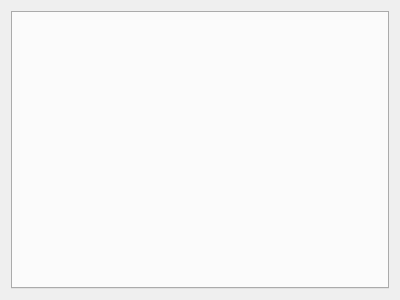
Above: src/ltoolswidget.ui from LeZheng/lisp-painter before the change. Below: the same form after it.
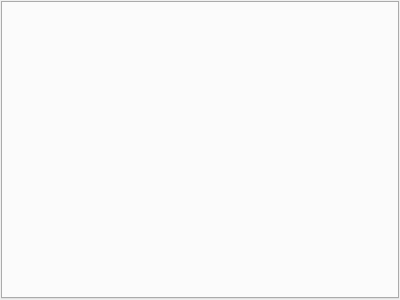
That is the form after the change.

The edit to the form file:
```diff
--- a/src/ltoolswidget.ui
+++ b/src/ltoolswidget.ui
@@ -14,6 +14,21 @@
    <string>Form</string>
   </property>
   <layout class="QHBoxLayout" name="horizontalLayout">
+   <property name="spacing">
+    <number>1</number>
+   </property>
+   <property name="leftMargin">
+    <number>1</number>
+   </property>
+   <property name="topMargin">
+    <number>1</number>
+   </property>
+   <property name="rightMargin">
+    <number>1</number>
+   </property>
+   <property name="bottomMargin">
+    <number>1</number>
+   </property>
    <item>
     <widget class="QTabWidget" name="tabWidget">
      <property name="currentIndex">
```
